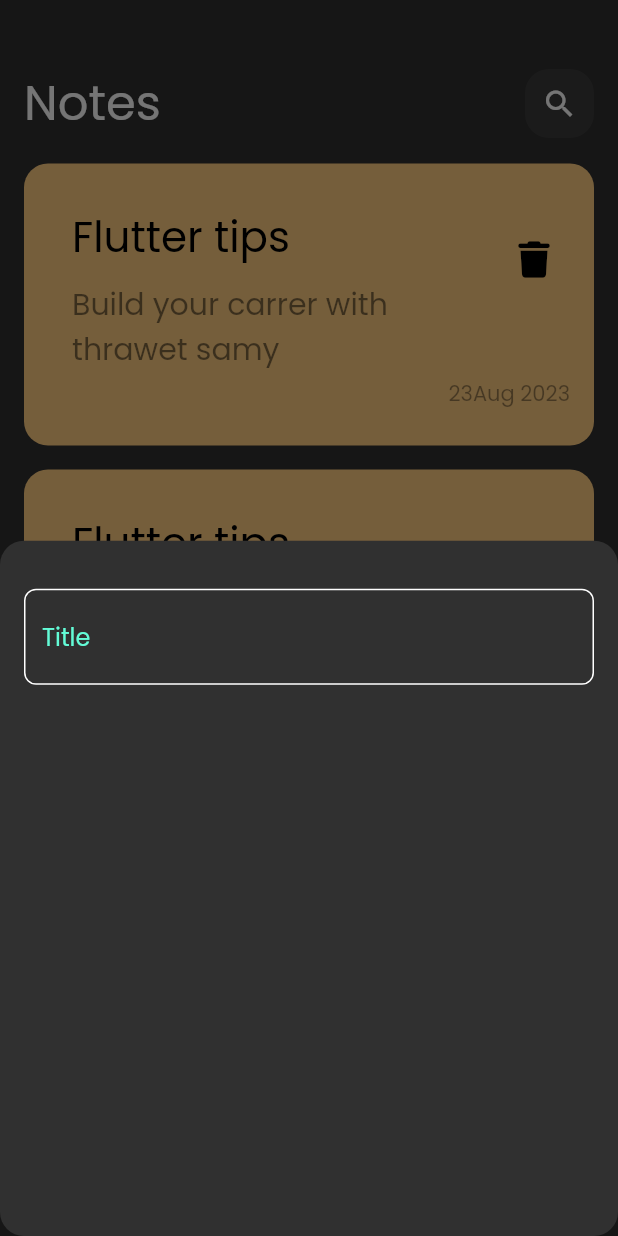
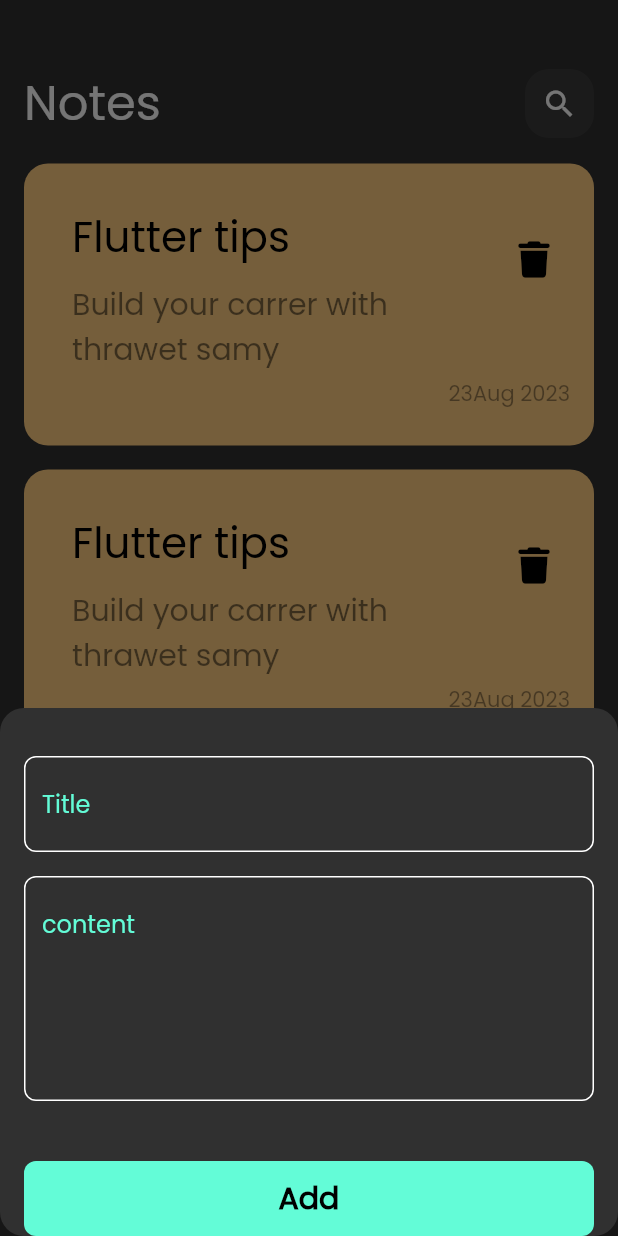
Before and after one commit to AbdallaSalah200/notes_app, a Flutter app: the screen it shows after launch, after a tap on the "add" icon, on a phone screen of 412 x 824 dp. Run offline on Flutter 3.47's test engine with Material 2 defaults, Android fonts, the phone set to English and light mode, and no system bars; our stand-ins replace font_awesome_flutter.

Commit message:
create custom button

```diff
--- a/lib/widgets/add_note_bottom_sheet.dart
+++ b/lib/widgets/add_note_bottom_sheet.dart
@@ -1,5 +1,8 @@
+import 'custom_button.dart';
 import 'package:flutter/material.dart';
+import 'package:note_app/constant.dart';
 import 'package:note_app/widgets/custom_text_field.dart';
+
 
 class AddnotelBottomSheet extends StatelessWidget {
   const AddnotelBottomSheet({super.key});
@@ -8,14 +11,19 @@ class AddnotelBottomSheet extends StatelessWidget {
   Widget build(BuildContext context) {
     return Padding(
       padding: const EdgeInsets.symmetric(horizontal: 16),
+      child: SingleChildScrollView(
         child: Column(
-
           children:const   [
             SizedBox(
               height: 32,
             ),
-          CustomTextField()
+            CustomTextField(hint: 'Title'),
+            SizedBox(height: 16,),
+            CustomTextField(hint: 'content',maxLines: 5,),
+            SizedBox(height: 40,),
+            CustomButton()
           ],
+        ),
       ),
     );
   }
--- /dev/null
+++ b/lib/widgets/custom_button.dart
@@ -0,0 +1,20 @@
+import '../constant.dart';
+import 'package:flutter/material.dart';
+
+
+class CustomButton  extends StatelessWidget {
+  const CustomButton ({super.key});
+
+  @override
+  Widget build(BuildContext context) {
+    return Container(
+      height: 50,
+      width: MediaQuery.of(context).size.width,
+      decoration: BoxDecoration(
+        color: kPrimarycolor,
+        borderRadius: BorderRadius.circular(8)
+      ),
+      child: Center(child: Text('Add',style: TextStyle(color: Colors.black,fontSize: 20,fontWeight: FontWeight.bold),)),
+    );
+  }
+}
--- a/lib/widgets/custom_text_field.dart
+++ b/lib/widgets/custom_text_field.dart
@@ -2,15 +2,17 @@ import 'package:flutter/material.dart';
 import 'package:note_app/constant.dart';
 
 class CustomTextField extends StatelessWidget {
-  const CustomTextField({super.key});
-
+  const CustomTextField({super.key, required this.hint,  this.maxLines =1});
+   final String hint ;
+   final int maxLines ;
   @override
   Widget build(BuildContext context) {
     return   TextField(
+      maxLines: maxLines,
       cursorColor:kPrimarycolor,
      decoration: InputDecoration(
       hintStyle: TextStyle(color: kPrimarycolor),
-      hintText:'Title',
+      hintText:hint,
       border : buildborder(),
       enabledBorder: buildborder(),
       focusedBorder: buildborder(kPrimarycolor),
```
Lines whose indentation alone changed are shown as unchanged.
